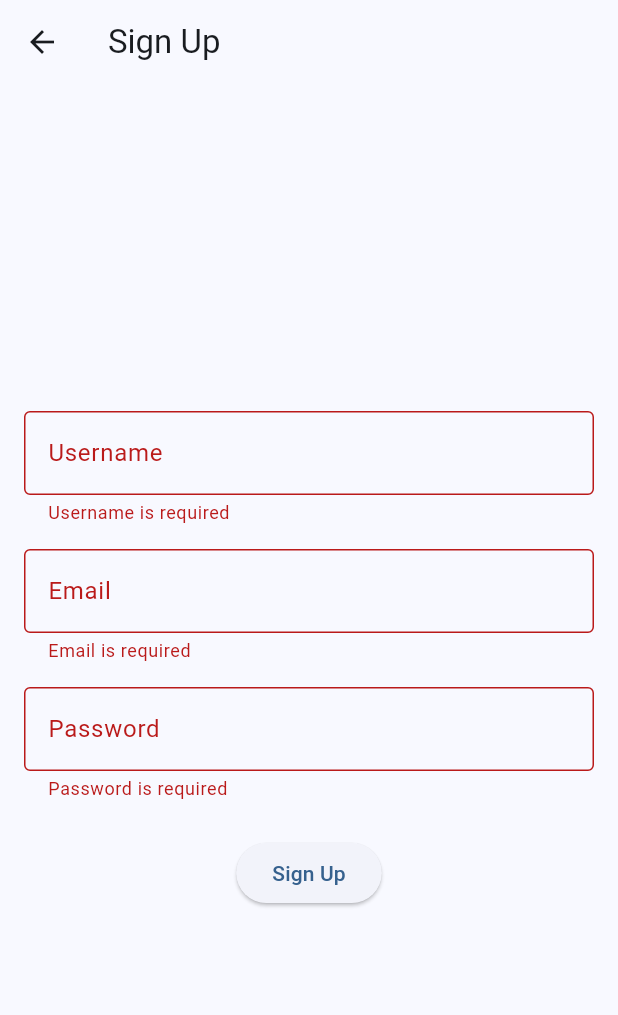
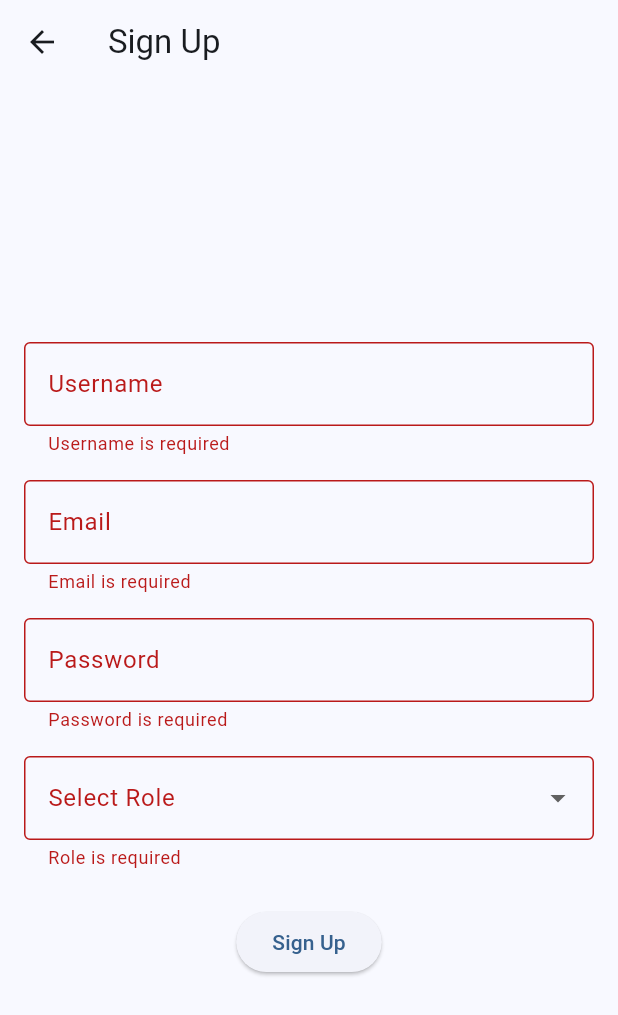
Before and after one commit to sbadal007/sahayog, a Flutter app: the SignUpScreen screen opened directly, after a tap on "Sign Up", on a phone screen of 412 x 824 dp. Shown: the top 1015 px of the screen. Run offline on Flutter 3.47's test engine with Material 3 defaults, Android fonts, the phone set to English and light mode, and no system bars; our stand-ins replace cloud_firestore, firebase_auth, firebase_core, geolocator, url_strategy; accounts and stored records are empty.

Commit message:
Role based config
Role based configuration has been set.
helper will only see new offers and requester will only be able to give new offer.

```diff
--- /dev/null
+++ b/lib/providers/user_provider.dart
@@ -0,0 +1,37 @@
+import 'package:flutter/foundation.dart';
+import 'package:cloud_firestore/cloud_firestore.dart';
+
+class UserProvider extends ChangeNotifier {
+  String? uid;
+  String? username;
+  String? email;
+  String? role;
+
+  Future<void> loadUserFromFirestore(String uid) async {
+    try {
+      final doc = await FirebaseFirestore.instance
+          .collection('users')
+          .doc(uid)
+          .get();
+
+      if (doc.exists) {
+        final data = doc.data()!;
+        this.uid = uid;
+        username = data['username'];
+        email = data['email'];
+        role = data['role'];
+        notifyListeners();
+      }
+    } catch (e) {
+      debugPrint('Error loading user data: $e');
+    }
+  }
+
+  void clear() {
+    uid = null;
+    username = null;
+    email = null;
+    role = null;
+    notifyListeners();
+  }
+}
--- a/lib/screens/sign_up_screen.dart
+++ b/lib/screens/sign_up_screen.dart
@@ -1,6 +1,9 @@
 import 'package:flutter/material.dart';
 import 'package:firebase_auth/firebase_auth.dart';
 import 'package:cloud_firestore/cloud_firestore.dart';
+import 'package:provider/provider.dart';
+
+import '../providers/user_provider.dart';
 import 'home_screen.dart';
 
 class SignUpScreen extends StatefulWidget {
@@ -16,9 +19,16 @@ class _SignUpScreenState extends State<SignUpScreen> {
   final _emailController = TextEditingController();
   final _passwordController = TextEditingController();
   bool _isLoading = false;
+  String? _selectedRole;
 
   Future<void> _handleSignUp() async {
     if (!(_formKey.currentState?.validate() ?? false)) return;
+    if (_selectedRole == null) {
+      ScaffoldMessenger.of(context).showSnackBar(
+        const SnackBar(content: Text('Please select a role')),
+      );
+      return;
+    }
 
     setState(() => _isLoading = true);
 
@@ -30,14 +40,21 @@ class _SignUpScreenState extends State<SignUpScreen> {
         password: _passwordController.text,
       );
 
+      final uid = userCredential.user!.uid;
+
       // Create user profile in Firestore
-      await FirebaseFirestore.instance.collection('users').doc(userCredential.user!.uid).set({
+      await FirebaseFirestore.instance.collection('users').doc(uid).set({
+        'uid': uid,
         'username': _usernameController.text.trim(),
         'email': _emailController.text.trim(),
+        'role': _selectedRole,
         'createdAt': Timestamp.now(),
       });
 
       if (mounted) {
+        await Provider.of<UserProvider>(context, listen: false)
+            .loadUserFromFirestore(userCredential.user!.uid);
+
         ScaffoldMessenger.of(context).showSnackBar(
           const SnackBar(content: Text('Account created successfully!')),
         );
@@ -106,6 +123,26 @@ class _SignUpScreenState extends State<SignUpScreen> {
                 validator: (value) =>
                     value?.isEmpty ?? true ? 'Password is required' : null,
               ),
+              const SizedBox(height: 16),
+              DropdownButtonFormField<String>(
+                value: _selectedRole,
+                decoration: const InputDecoration(
+                  labelText: 'Select Role',
+                  border: OutlineInputBorder(),
+                ),
+                items: const [
+                  DropdownMenuItem(
+                    value: 'Requester',
+                    child: Text('Requester'),
+                  ),
+                  DropdownMenuItem(
+                    value: 'Helper',
+                    child: Text('Helper'),
+                  ),
+                ],
+                onChanged: (value) => setState(() => _selectedRole = value),
+                validator: (value) => value == null ? 'Role is required' : null,
+              ),
               const SizedBox(height: 24),
               ElevatedButton(
                 onPressed: _isLoading ? null : _handleSignUp,
```
Also changed, not shown: lib/main.dart (+8 -1 lines), lib/screens/home_screen.dart (+47 -3 lines), lib/screens/sign_in_screen.dart (+7 -1 lines).
